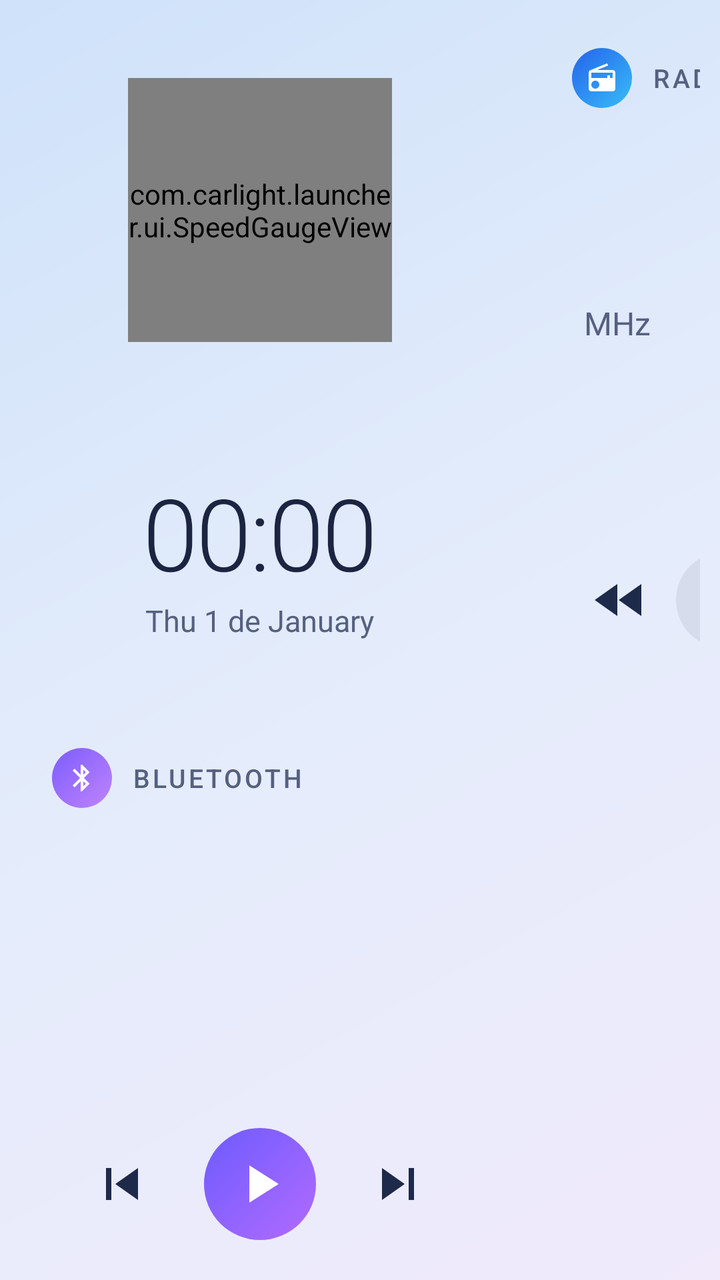
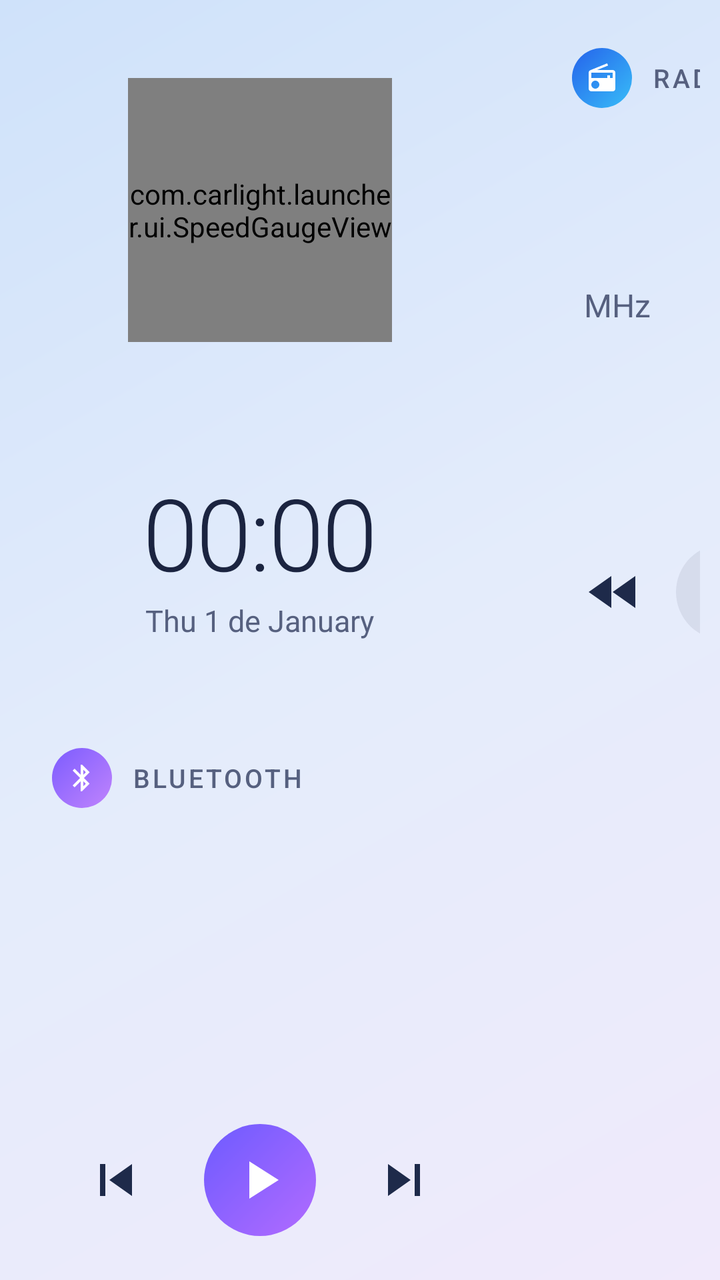

Compare the two renders of this Android layout. The source of the first and the diff that turns it into the second are given below.
<!-- AndroidManifest.xml: application theme Theme.CarLight -->
<!-- res/layout/activity_home.xml -->
<?xml version="1.0" encoding="utf-8"?>
<FrameLayout xmlns:android="http://schemas.android.com/apk/res/android"
    android:layout_width="match_parent"
    android:layout_height="match_parent"
    android:fitsSystemWindows="true">

    <LinearLayout
        android:layout_width="match_parent"
        android:layout_height="match_parent"
        android:orientation="horizontal"
        android:padding="@dimen/gap">

        
        <LinearLayout
            android:layout_width="@dimen/side_column"
            android:layout_height="match_parent"
            android:orientation="vertical">

            
            <FrameLayout
                android:id="@+id/cardSpeed"
                android:layout_width="match_parent"
                android:layout_height="0dp"
                android:layout_weight="0.95">

                <com.carlight.launcher.ui.SpeedGaugeView
                    android:id="@+id/speedGauge"
                    android:layout_width="132dp"
                    android:layout_height="132dp"
                    android:layout_gravity="center" />
            </FrameLayout>

            
            <LinearLayout
                android:id="@+id/cardClock"
                android:layout_width="match_parent"
                android:layout_height="0dp"
                android:layout_marginTop="@dimen/gap"
                android:layout_weight="0.7"
                android:gravity="center"
                android:orientation="vertical">

                <TextClock
                    android:layout_width="wrap_content"
                    android:layout_height="wrap_content"
                    android:fontFamily="sans-serif-light"
                    android:format12Hour="HH:mm"
                    android:format24Hour="HH:mm"
                    android:includeFontPadding="false"
                    android:letterSpacing="-0.02"
                    android:textColor="@color/text_primary"
                    android:textSize="50sp" />

                <TextClock
                    android:layout_width="wrap_content"
                    android:layout_height="wrap_content"
                    android:layout_marginTop="2dp"
                    android:format12Hour="EEE d 'de' MMMM"
                    android:format24Hour="EEE d 'de' MMMM"
                    android:textColor="@color/text_secondary"
                    android:textSize="15sp" />
            </LinearLayout>

            
            <LinearLayout
                android:id="@+id/cardBt"
                android:layout_width="match_parent"
                android:layout_height="0dp"
                android:layout_marginTop="@dimen/gap"
                android:layout_weight="1.35"
                android:clickable="true"
                android:focusable="true"
                android:orientation="vertical"
                android:paddingHorizontal="16dp"
                android:paddingTop="14dp"
                android:paddingBottom="10dp">

                <LinearLayout
                    android:layout_width="match_parent"
                    android:layout_height="wrap_content"
                    android:gravity="center_vertical"
                    android:orientation="horizontal">

                    <ImageView
                        style="@style/SourceChip"
                        android:background="@drawable/bg_circle_music"
                        android:src="@drawable/ic_bluetooth" />

                    <TextView
                        style="@style/SourceLabel"
                        android:text="@string/bt_label" />

                    <TextView
                        android:id="@+id/btDemo"
                        style="@style/DemoBadge" />
                </LinearLayout>

                <Space
                    android:layout_width="match_parent"
                    android:layout_height="0dp"
                    android:layout_weight="1" />

                <TextView
                    android:id="@+id/btTitle"
                    style="@style/MediaTitle" />

                <TextView
                    android:id="@+id/btArtist"
                    style="@style/MediaSubtitle" />

                <Space
                    android:layout_width="match_parent"
                    android:layout_height="0dp"
                    android:layout_weight="1" />

                <LinearLayout
                    android:id="@+id/btControls"
                    style="@style/ControlRow">

                    <ImageButton
                        android:id="@+id/btPrev"
                        style="@style/CtrlButton"
                        android:contentDescription="@string/cd_prev"
                        android:src="@drawable/ic_prev" />

                    <ImageButton
                        android:id="@+id/btPlay"
                        style="@style/PlayButton"
                        android:contentDescription="@string/cd_play_pause"
                        android:src="@drawable/ic_play" />

                    <ImageButton
                        android:id="@+id/btNext"
                        style="@style/CtrlButton"
                        android:contentDescription="@string/cd_next"
                        android:src="@drawable/ic_next" />
                </LinearLayout>
            </LinearLayout>
        </LinearLayout>

        
        <FrameLayout
            android:id="@+id/cardMap"
            android:layout_width="0dp"
            android:layout_height="match_parent"
            android:layout_marginHorizontal="@dimen/gap"
            android:layout_weight="1"
            android:foreground="@drawable/bg_map_frame">

            
            <FrameLayout
                android:id="@+id/mapHole"
                android:layout_width="match_parent"
                android:layout_height="match_parent">

                <TextView
                    android:id="@+id/mapPlaceholder"
                    android:layout_width="wrap_content"
                    android:layout_height="wrap_content"
                    android:layout_gravity="center"
                    android:drawableTop="@drawable/ic_navigation_big"
                    android:drawablePadding="12dp"
                    android:gravity="center"
                    android:text="@string/nav_missing"
                    android:textColor="@color/text_secondary"
                    android:textSize="16sp"
                    android:visibility="gone" />
            </FrameLayout>

            
            <LinearLayout
                android:id="@+id/mapButtons"
                android:layout_width="wrap_content"
                android:layout_height="wrap_content"
                android:layout_gravity="top|end"
                android:layout_margin="10dp"
                android:orientation="vertical">

                <ImageButton
                    android:id="@+id/mapFullscreen"
                    style="@style/MapFab"
                    android:contentDescription="@string/cd_map_fullscreen"
                    android:src="@drawable/ic_fullscreen" />

                <ImageButton
                    android:id="@+id/mapReload"
                    style="@style/MapFab"
                    android:layout_marginTop="8dp"
                    android:contentDescription="@string/cd_map_reload"
                    android:src="@drawable/ic_refresh" />
            </LinearLayout>
        </FrameLayout>

        
        <LinearLayout
            android:layout_width="@dimen/side_column"
            android:layout_height="match_parent"
            android:orientation="vertical">

            
            <LinearLayout
                android:id="@+id/cardRadio"
                android:layout_width="match_parent"
                android:layout_height="0dp"
                android:layout_weight="1.15"
                android:clickable="true"
                android:focusable="true"
                android:orientation="vertical"
                android:paddingHorizontal="16dp"
                android:paddingTop="14dp"
                android:paddingBottom="10dp">

                <LinearLayout
                    android:layout_width="match_parent"
                    android:layout_height="wrap_content"
                    android:gravity="center_vertical"
                    android:orientation="horizontal">

                    <ImageView
                        style="@style/SourceChip"
                        android:background="@drawable/bg_circle_radio"
                        android:src="@drawable/ic_radio" />

                    <TextView
                        style="@style/SourceLabel"
                        android:text="@string/radio_label" />

                    <TextView
                        android:id="@+id/radioDemo"
                        style="@style/DemoBadge" />
                </LinearLayout>

                <Space
                    android:layout_width="match_parent"
                    android:layout_height="0dp"
                    android:layout_weight="1" />

                <LinearLayout
                    android:layout_width="wrap_content"
                    android:layout_height="wrap_content"
                    android:baselineAligned="true"
                    android:orientation="horizontal">

                    <TextView
                        android:id="@+id/radioFreq"
                        android:layout_width="wrap_content"
                        android:layout_height="wrap_content"
                        android:fontFamily="sans-serif-light"
                        android:includeFontPadding="false"
                        android:textColor="@color/text_primary"
                        android:textSize="44sp" />

                    <TextView
                        android:id="@+id/radioUnit"
                        android:layout_width="wrap_content"
                        android:layout_height="wrap_content"
                        android:layout_marginStart="6dp"
                        android:text="@string/radio_unit"
                        android:textColor="@color/text_secondary"
                        android:textSize="16sp" />
                </LinearLayout>

                <TextView
                    android:id="@+id/radioSub"
                    style="@style/MediaSubtitle" />

                <Space
                    android:layout_width="match_parent"
                    android:layout_height="0dp"
                    android:layout_weight="1" />

                <LinearLayout
                    android:id="@+id/radioControls"
                    style="@style/ControlRow">

                    <ImageButton
                        android:id="@+id/radioSeekDown"
                        style="@style/CtrlButton"
                        android:contentDescription="@string/cd_seek_down"
                        android:src="@drawable/ic_seek_down" />

                    <ImageButton
                        android:id="@+id/radioPrev"
                        style="@style/CtrlButtonTonal"
                        android:contentDescription="@string/cd_prev"
                        android:src="@drawable/ic_prev" />

                    <ImageButton
                        android:id="@+id/radioNext"
                        style="@style/CtrlButtonTonal"
                        android:contentDescription="@string/cd_next"
                        android:src="@drawable/ic_next" />

                    <ImageButton
                        android:id="@+id/radioSeekUp"
                        style="@style/CtrlButton"
                        android:contentDescription="@string/cd_seek_up"
                        android:src="@drawable/ic_seek_up" />
                </LinearLayout>
            </LinearLayout>

            
            <LinearLayout
                android:id="@+id/dock"
                android:layout_width="match_parent"
                android:layout_height="0dp"
                android:layout_marginTop="@dimen/gap"
                android:layout_weight="1"
                android:orientation="vertical"
                android:padding="6dp" />
        </LinearLayout>
    </LinearLayout>

    
    <LinearLayout
        android:id="@+id/drawer"
        android:layout_width="match_parent"
        android:layout_height="match_parent"
        android:background="@color/drawer_scrim"
        android:clickable="true"
        android:focusable="true"
        android:orientation="vertical"
        android:paddingHorizontal="20dp"
        android:paddingTop="12dp"
        android:visibility="gone">

        <LinearLayout
            android:layout_width="match_parent"
            android:layout_height="56dp"
            android:gravity="center_vertical"
            android:orientation="horizontal">

            <TextView
                android:id="@+id/drawerTitle"
                android:layout_width="0dp"
                android:layout_height="wrap_content"
                android:layout_weight="1"
                android:textColor="@color/text_primary"
                android:textSize="24sp"
                android:textStyle="bold" />

            <ImageButton
                android:id="@+id/themeToggle"
                android:layout_width="56dp"
                android:layout_height="56dp"
                android:background="?android:attr/selectableItemBackgroundBorderless"
                android:contentDescription="@string/cd_theme"
                android:src="@drawable/ic_theme_auto" />

            <ImageButton
                android:id="@+id/drawerClose"
                android:layout_width="56dp"
                android:layout_height="56dp"
                android:background="?android:attr/selectableItemBackgroundBorderless"
                android:contentDescription="@string/cd_close"
                android:src="@drawable/ic_close" />
        </LinearLayout>

        <GridView
            android:id="@+id/drawerGrid"
            android:layout_width="match_parent"
            android:layout_height="match_parent"
            android:clipToPadding="false"
            android:columnWidth="118dp"
            android:numColumns="auto_fit"
            android:paddingBottom="12dp"
            android:scrollbars="none"
            android:stretchMode="columnWidth"
            android:verticalSpacing="10dp" />
    </LinearLayout>
</FrameLayout>
<!-- resources referenced by this layout -->
<resources>
  <color name="drawer_scrim">#F2EAF1FC</color>
  <color name="text_primary">#FF1B2440</color>
  <color name="text_secondary">#FF56607F</color>
  <dimen name="gap">10dp</dimen>
  <dimen name="side_column">240dp</dimen>
  <!-- drawable bg_circle_music (drawable) -->
  <?xml version="1.0" encoding="utf-8"?>
  <shape xmlns:android="http://schemas.android.com/apk/res/android" android:shape="oval">
      <gradient android:angle="315" android:startColor="#FF7C5CFF" android:endColor="#FFC084FC" />
  </shape>
  <!-- drawable bg_circle_radio (drawable) -->
  <?xml version="1.0" encoding="utf-8"?>
  <shape xmlns:android="http://schemas.android.com/apk/res/android" android:shape="oval">
      <gradient android:angle="315" android:startColor="#FF2563EB" android:endColor="#FF38BDF8" />
  </shape>
  <string name="bt_label">Bluetooth</string>
  <string name="cd_close">Cerrar</string>
  <string name="cd_map_fullscreen">Mapa a pantalla completa</string>
  <string name="cd_map_reload">Recargar mapa</string>
  <string name="cd_next">Siguiente</string>
  <string name="cd_play_pause">Reproducir o pausar</string>
  <string name="cd_prev">Anterior</string>
  <string name="cd_seek_down">Buscar hacia abajo</string>
  <string name="cd_seek_up">Buscar hacia arriba</string>
  <string name="cd_theme">Cambiar tema</string>
  <string name="nav_missing">Organic Maps\nno instalado</string>
  <string name="radio_label">Radio FM</string>
  <string name="radio_unit">MHz</string>
  <style name="ControlRow">
          <item name="android:layout_width">match_parent</item>
          <item name="android:layout_height">wrap_content</item>
          <item name="android:clickable">true</item>
          <item name="android:gravity">center</item>
          <item name="android:orientation">horizontal</item>
      </style>
  <style name="CtrlButton">
          <item name="android:layout_width">0dp</item>
          <item name="android:layout_height">52dp</item>
          <item name="android:layout_weight">1</item>
          <item name="android:background">?android:attr/selectableItemBackgroundBorderless</item>
          <item name="android:scaleType">center</item>
      </style>
  <style name="MapFab">
          <item name="android:layout_width">48dp</item>
          <item name="android:layout_height">48dp</item>
          <item name="android:background">@drawable/bg_map_fab</item>
          <item name="android:scaleType">center</item>
      </style>
  <dimen name="card_radius">24dp</dimen>
  <color name="glass_stroke">#B3FFFFFF</color>
  <color name="icon_primary">#FF1E2A4A</color>
  <!-- drawable bg_badge (drawable) -->
  <?xml version="1.0" encoding="utf-8"?>
  <shape xmlns:android="http://schemas.android.com/apk/res/android">
      <corners android:radius="8dp" />
      <solid android:color="@color/badge_bg" />
  </shape>
  <string name="demo">DEMO</string>
  <!-- drawable bg_wallpaper (drawable) -->
  <?xml version="1.0" encoding="utf-8"?>
  <shape xmlns:android="http://schemas.android.com/apk/res/android">
      <gradient android:angle="315" android:startColor="@color/wp_start" android:centerColor="@color/wp_center" android:endColor="@color/wp_end" />
  </shape>
  <color name="navbar">#FFE3ECFA</color>
  <color name="accent">#FF7C5CFF</color>
  <color name="tonal_bg">#141B2440</color>
  <color name="badge_bg">#1A1B2440</color>
  <color name="fab_bg">#EBFFFFFF</color>
  <color name="fab_stroke">#331B2440</color>
  <color name="wp_start">#FFCFE2FA</color>
  <color name="wp_center">#FFE4ECFB</color>
  <color name="wp_end">#FFF0EAFB</color>
  <!-- unchanged entries left out for length: 24 -->
</resources>

<!-- the commit's change to res/layout/activity_home.xml (unified diff, before → after) -->
@@ -71,13 +71,12 @@
                 android:clickable="true"
                 android:focusable="true"
                 android:orientation="vertical"
-                android:paddingHorizontal="16dp"
-                android:paddingTop="14dp"
-                android:paddingBottom="10dp">
-
-                <LinearLayout
-                    android:layout_width="match_parent"
-                    android:layout_height="wrap_content"
+                android:paddingTop="14dp">
+
+                <LinearLayout
+                    android:layout_width="match_parent"
+                    android:layout_height="wrap_content"
+                    android:layout_marginHorizontal="16dp"
                     android:gravity="center_vertical"
                     android:orientation="horizontal">
 
@@ -102,11 +101,13 @@
 
                 <TextView
                     android:id="@+id/btTitle"
-                    style="@style/MediaTitle" />
+                    style="@style/MediaTitle"
+                    android:layout_marginHorizontal="16dp" />
 
                 <TextView
                     android:id="@+id/btArtist"
-                    style="@style/MediaSubtitle" />
+                    style="@style/MediaSubtitle"
+                    android:layout_marginHorizontal="16dp" />
 
                 <Space
                     android:layout_width="match_parent"
@@ -206,13 +207,12 @@
                 android:clickable="true"
                 android:focusable="true"
                 android:orientation="vertical"
-                android:paddingHorizontal="16dp"
-                android:paddingTop="14dp"
-                android:paddingBottom="10dp">
-
-                <LinearLayout
-                    android:layout_width="match_parent"
-                    android:layout_height="wrap_content"
+                android:paddingTop="14dp">
+
+                <LinearLayout
+                    android:layout_width="match_parent"
+                    android:layout_height="wrap_content"
+                    android:layout_marginHorizontal="16dp"
                     android:gravity="center_vertical"
                     android:orientation="horizontal">
 
@@ -238,6 +238,7 @@
                 <LinearLayout
                     android:layout_width="wrap_content"
                     android:layout_height="wrap_content"
+                    android:layout_marginHorizontal="16dp"
                     android:baselineAligned="true"
                     android:orientation="horizontal">
 
@@ -262,7 +263,8 @@
 
                 <TextView
                     android:id="@+id/radioSub"
-                    style="@style/MediaSubtitle" />
+                    style="@style/MediaSubtitle"
+                    android:layout_marginHorizontal="16dp" />
 
                 <Space
                     android:layout_width="match_parent"
<!-- resource entries referenced after the edit -->
@@ -31,13 +31,17 @@
   <style name="ControlRow">
           <item name="android:layout_width">match_parent</item>
           <item name="android:layout_height">wrap_content</item>
+          <item name="android:minHeight">80dp</item>
+          <item name="android:paddingHorizontal">10dp</item>
+          <item name="android:paddingTop">10dp</item>
+          <item name="android:paddingBottom">10dp</item>
           <item name="android:clickable">true</item>
           <item name="android:gravity">center</item>
           <item name="android:orientation">horizontal</item>
       </style>
   <style name="CtrlButton">
           <item name="android:layout_width">0dp</item>
-          <item name="android:layout_height">52dp</item>
+          <item name="android:layout_height">60dp</item>
           <item name="android:layout_weight">1</item>
           <item name="android:background">?android:attr/selectableItemBackgroundBorderless</item>
           <item name="android:scaleType">center</item>
